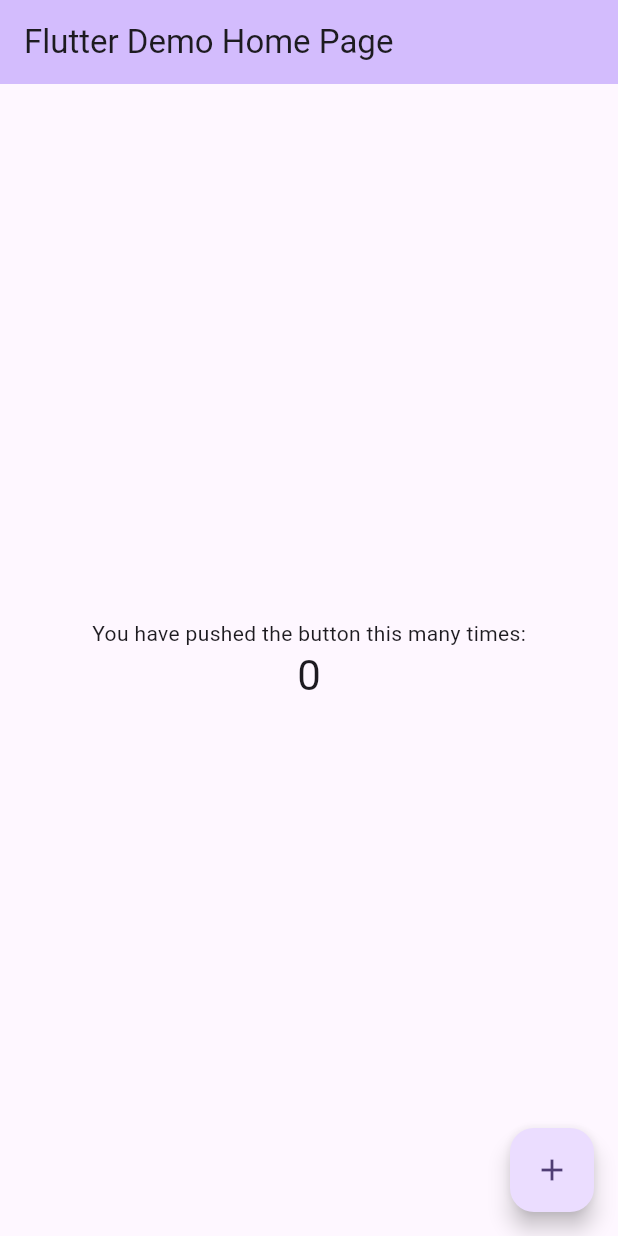
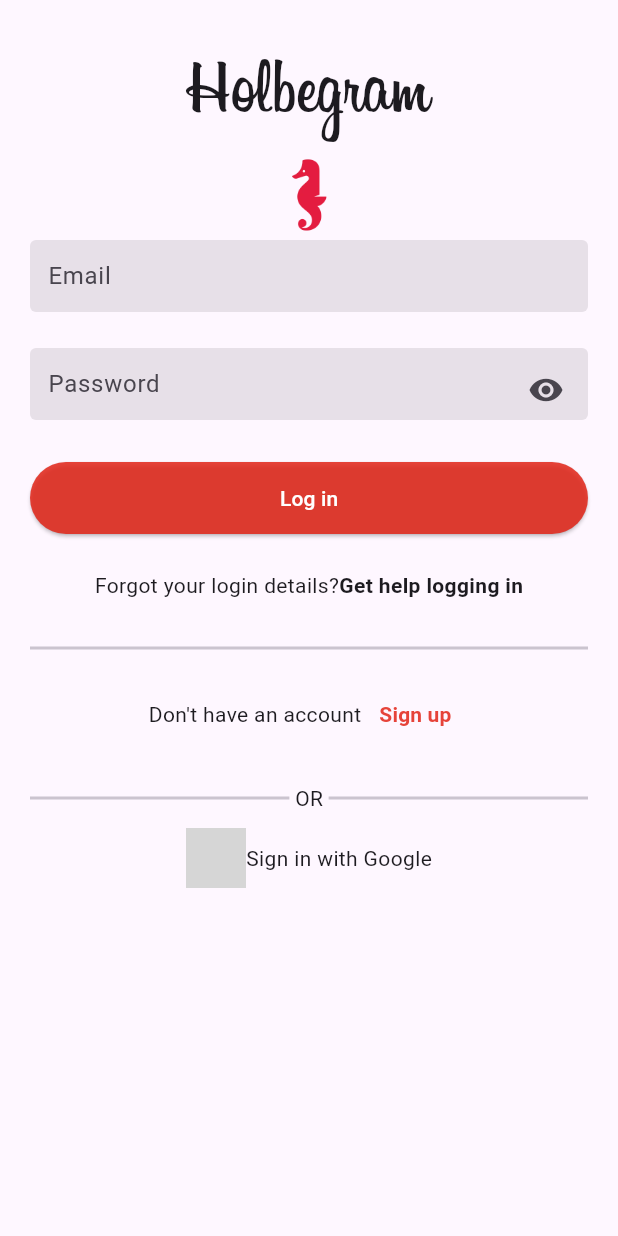
Before and after one commit to malik31200/holbertonschool-holbegram, a Flutter app: the screen it shows after launch, on a phone screen of 412 x 824 dp. Run offline on Flutter 3.47's test engine with Material 3 defaults, Android fonts, the phone set to English and light mode, and no system bars; our stand-ins replace firebase_core, material_ui; accounts and stored records are empty; network calls fail; grey boxes are pictures that could not be loaded.

Commit message:
feat: implement login page

```diff
--- a/holbegram/lib/main.dart
+++ b/holbegram/lib/main.dart
@@ -1,5 +1,7 @@
 import 'package:material_ui/material_ui.dart';
 import 'package:firebase_core/firebase_core.dart';
+
+import 'screens/login_screen.dart';
 
 Future main() async {
   WidgetsFlutterBinding.ensureInitialized();
@@ -33,7 +35,10 @@ class MyApp extends StatelessWidget {
         // tested with just a hot reload.
         colorScheme: .fromSeed(seedColor: Colors.deepPurple),
       ),
-      home: const MyHomePage(title: 'Flutter Demo Home Page'),
+      home: LoginScreen(
+        emailController: TextEditingController(),
+        passwordController: TextEditingController(),
+      ),
     );
   }
 }
--- a/holbegram/lib/screens/login_screen.dart
+++ b/holbegram/lib/screens/login_screen.dart
@@ -0,0 +1,173 @@
+import 'package:material_ui/material_ui.dart';
+
+import '../widgets/text_field.dart';
+
+class LoginScreen extends StatefulWidget {
+  final TextEditingController emailController;
+  final TextEditingController passwordController;
+
+  const LoginScreen({
+    super.key,
+    required this.emailController,
+    required this.passwordController,
+  });
+
+  @override
+  State<LoginScreen> createState() => _LoginScreenState();
+}
+
+class _LoginScreenState extends State<LoginScreen> {
+  bool _passwordVisible = true;
+
+  @override
+  void initState() {
+    super.initState();
+  }
+
+  @override
+  void dispose() {
+    widget.emailController.dispose();
+    widget.passwordController.dispose();
+    super.dispose();
+  }
+
+  @override
+  Widget build(BuildContext context) {
+    return Scaffold(
+      body: SingleChildScrollView(
+        child: Column(
+          mainAxisSize: MainAxisSize.min,
+          mainAxisAlignment: MainAxisAlignment.center,
+          children: [
+            SizedBox(height: 28),
+
+            Text(
+              'Holbegram',
+              style: TextStyle(fontFamily: 'Billabong', fontSize: 50),
+            ),
+
+            Image.asset('assets/images/logo.png', width: 80, height: 60),
+
+            Padding(
+              padding: EdgeInsets.symmetric(horizontal: 20),
+              child: Column(
+                children: [
+                  TextFieldInput(
+                    controller: widget.emailController,
+                    ispassword: false,
+                    hintText: 'Email',
+                    keyboardType: TextInputType.emailAddress,
+                  ),
+
+                  SizedBox(height: 24),
+
+                  TextFieldInput(
+                    controller: widget.passwordController,
+                    ispassword: !_passwordVisible,
+                    hintText: 'Password',
+                    keyboardType: TextInputType.visiblePassword,
+
+                    suffixIcon: IconButton(
+                      alignment: Alignment.bottomLeft,
+                      icon: Icon(
+                        _passwordVisible
+                            ? Icons.visibility
+                            : Icons.visibility_off,
+                      ),
+                      onPressed: () {
+                        setState(() {
+                          _passwordVisible = !_passwordVisible;
+                        });
+                      },
+                    ),
+                  ),
+
+                  SizedBox(height: 28),
+
+                  SizedBox(
+                    height: 48,
+                    width: double.infinity,
+                    child: ElevatedButton(
+                      style: ButtonStyle(
+                        backgroundColor: WidgetStateProperty.all(
+                          Color.fromARGB(218, 226, 37, 24),
+                        ),
+                      ),
+                      onPressed: () {},
+                      child: Text(
+                        'Log in',
+                        style: TextStyle(color: Colors.white),
+                      ),
+                    ),
+                  ),
+
+                  SizedBox(height: 24),
+
+                  Row(
+                    mainAxisAlignment: MainAxisAlignment.center,
+                    children: [
+                      Text('Forgot your login details?'),
+                      Text(
+                        'Get help logging in',
+                        style: TextStyle(fontWeight: FontWeight.bold),
+                      ),
+                    ],
+                  ),
+
+                  Flexible(flex: 0, child: Container()),
+
+                  SizedBox(height: 24),
+                  Divider(thickness: 2),
+
+                  Padding(
+                    padding: EdgeInsets.symmetric(vertical: 12),
+                    child: Row(
+                      mainAxisAlignment: MainAxisAlignment.center,
+                      children: [
+                        Text("Don't have an account"),
+                        TextButton(
+                          onPressed: () {},
+                          child: Text(
+                            'Sign up',
+                            style: TextStyle(
+                              fontWeight: FontWeight.bold,
+                              color: Color.fromARGB(218, 226, 37, 24),
+                            ),
+                          ),
+                        ),
+                      ],
+                    ),
+                  ),
+
+                  SizedBox(height: 10),
+                  Row(
+                    children: [
+                      Flexible(child: Divider(thickness: 2)),
+                      Text(' OR '),
+                      Flexible(child: Divider(thickness: 2)),
+                    ],
+                  ),
+
+                  SizedBox(height: 10),
+
+                  Row(
+                    mainAxisSize: MainAxisSize.min,
+                    mainAxisAlignment: MainAxisAlignment.center,
+                    children: [
+                      Image.network(
+                        'https://www.google.com/images/branding/googleg/1x/googleg_standard_color_128dp.png',
+                        width: 40,
+                        height: 40,
+                      ),
+                      Text('Sign in with Google'),
+                    ],
+                  ),
+                ],
+              ),
+            ),
+          ],
+        ),
+      ),
+    );
+  }
+}
```
Also changed, not shown: holbegram/pubspec.yaml (+8 -64 lines), holbegram/assets/fonts/Billabong.ttf (added), holbegram/assets/images/logo.png (added).
